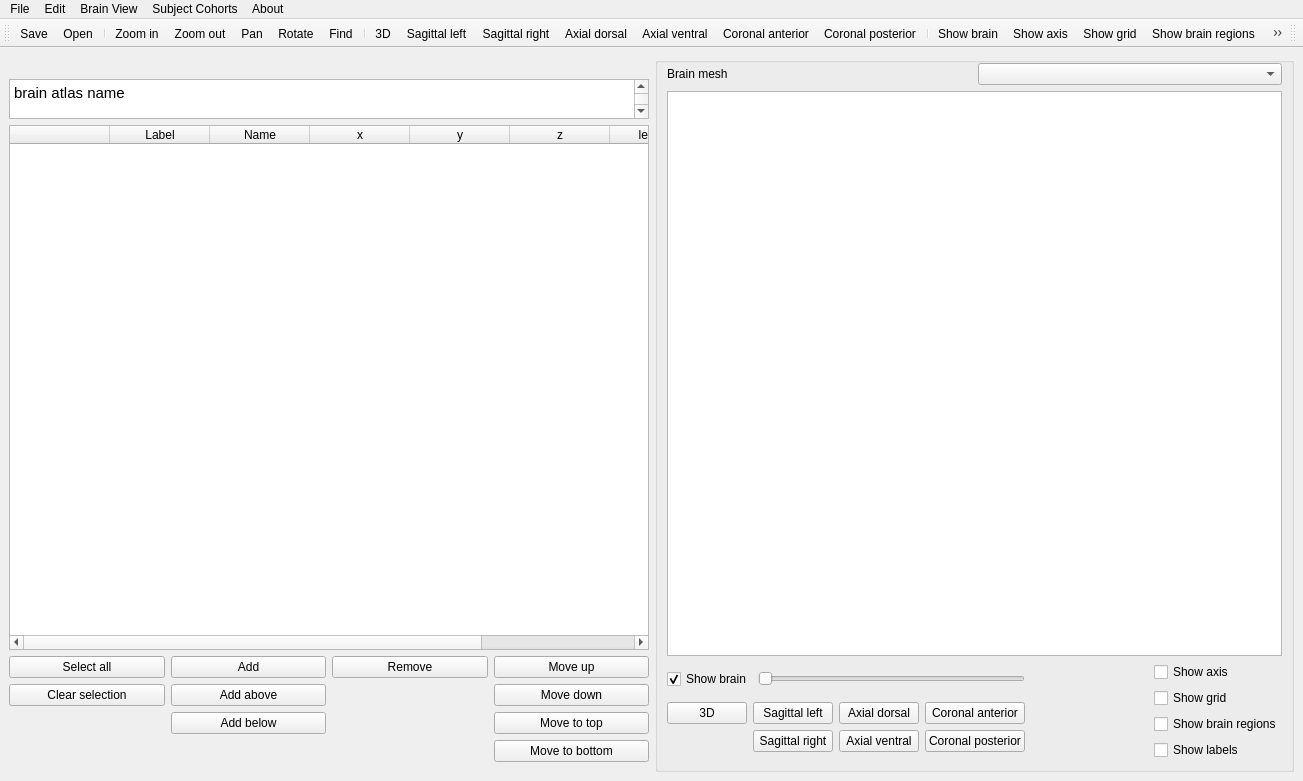
Before: the Qt Designer form braphy/gui/ui_files/brain_atlas.ui in softmatterlab/Braph-2.0-Python, drawn with Qt 5.
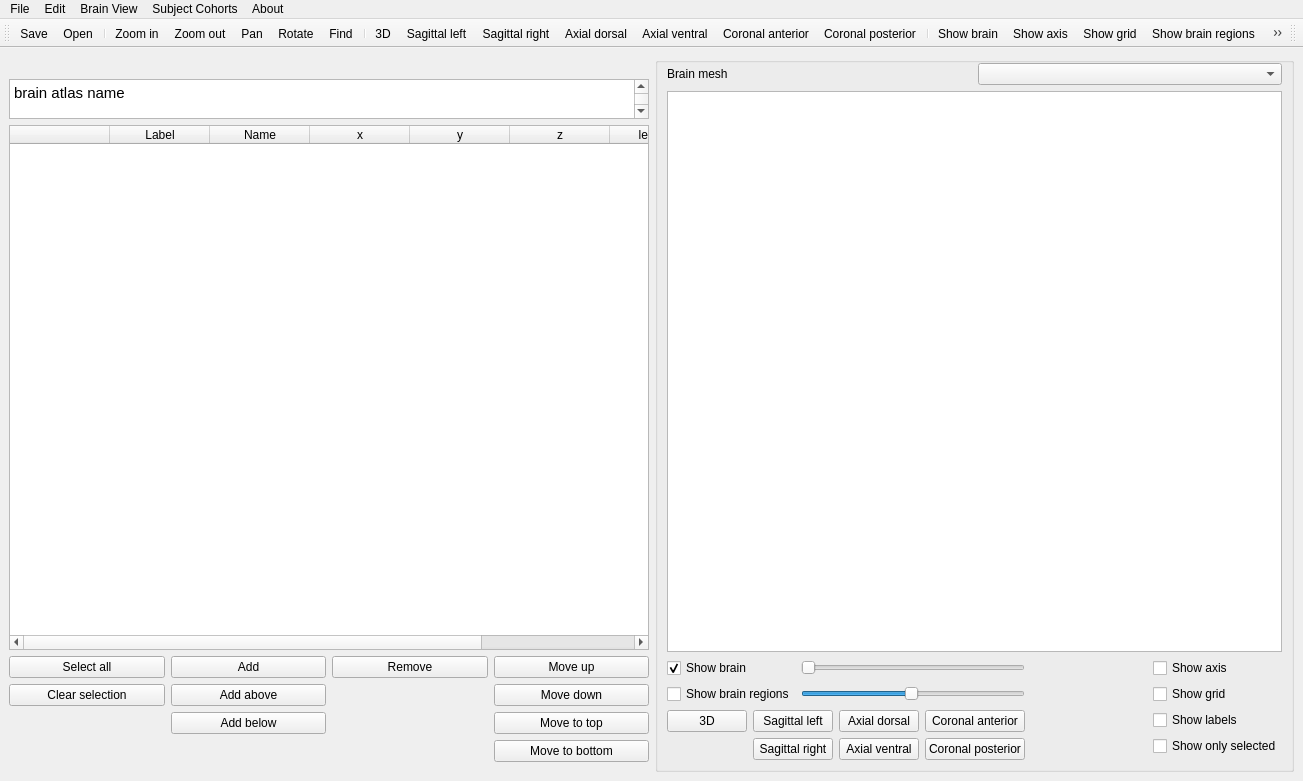
After: the same form once the commit is applied. Icons and pictures are not drawn. Custom widgets are drawn as their Qt base class.

Commit message: new layout in brain atlas

```diff
--- a/braphy/gui/ui_files/brain_atlas.ui
+++ b/braphy/gui/ui_files/brain_atlas.ui
@@ -230,8 +230,18 @@
               <number>0</number>
              </property>
              <item>
-              <layout class="QHBoxLayout" name="horizontalLayout_4">
-               <item>
+              <layout class="QGridLayout" name="gridLayout_3">
+               <item row="0" column="1">
+                <widget class="QSlider" name="sliderBrain">
+                 <property name="maximum">
+                  <number>100</number>
+                 </property>
+                 <property name="orientation">
+                  <enum>Qt::Horizontal</enum>
+                 </property>
+                </widget>
+               </item>
+               <item row="0" column="0">
                 <widget class="QCheckBox" name="checkBoxShowBrain">
                  <property name="text">
                   <string>Show brain</string>
@@ -241,10 +251,29 @@
                  </property>
                 </widget>
                </item>
-               <item>
-                <widget class="QSlider" name="horizontalSlider">
+               <item row="1" column="0">
+                <widget class="QCheckBox" name="checkBoxShowBrainRegions">
+                 <property name="text">
+                  <string>Show brain regions</string>
+                 </property>
+                </widget>
+               </item>
+               <item row="1" column="1">
+                <widget class="QSlider" name="sliderRegions">
+                 <property name="minimum">
+                  <number>1</number>
+                 </property>
                  <property name="maximum">
-                  <number>100</number>
+                  <number>80</number>
+                 </property>
+                 <property name="singleStep">
+                  <number>1</number>
+                 </property>
+                 <property name="pageStep">
+                  <number>10</number>
+                 </property>
+                 <property name="value">
+                  <number>40</number>
                  </property>
                  <property name="orientation">
                   <enum>Qt::Horizontal</enum>
@@ -315,7 +344,7 @@
              </property>
              <property name="sizeHint" stdset="0">
               <size>
-               <width>40</width>
+               <width>20</width>
                <height>20</height>
               </size>
              </property>
@@ -343,13 +372,6 @@
                </property>
               </widget>
              </item>
-             <item>
-              <widget class="QCheckBox" name="checkBoxShowBrainRegions">
-               <property name="text">
-                <string>Show brain regions</string>
-               </property>
-              </widget>
-             </item>
              <item>
               <widget class="QCheckBox" name="checkBoxShowLabels">
                <property name="text">
@@ -357,6 +379,13 @@
                </property>
               </widget>
              </item>
+             <item>
+              <widget class="QCheckBox" name="checkBoxShowOnlySelected">
+               <property name="text">
+                <string>Show only selected</string>
+               </property>
+              </widget>
+             </item>
             </layout>
            </item>
           </layout>
```
The commit also changes 2 other files.
